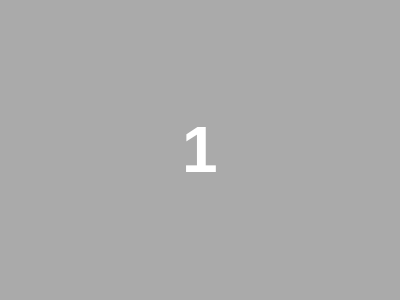
The window that Software/wizard/MonitorIdForm.ui (Atarity/Lightpack) describes before a commit, drawn with Qt 5.
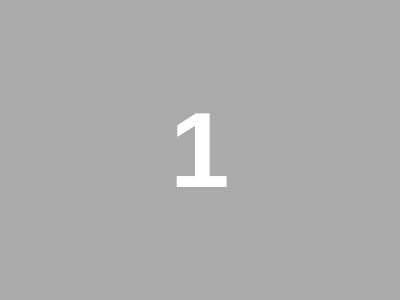
The same window after the commit.

```diff
--- a/Software/wizard/MonitorIdForm.ui
+++ b/Software/wizard/MonitorIdForm.ui
@@ -43,7 +43,7 @@
     <widget class="QLabel" name="label">
      <property name="font">
       <font>
-       <pointsize>48</pointsize>
+       <pointsize>80</pointsize>
        <weight>75</weight>
        <bold>true</bold>
       </font>
```
